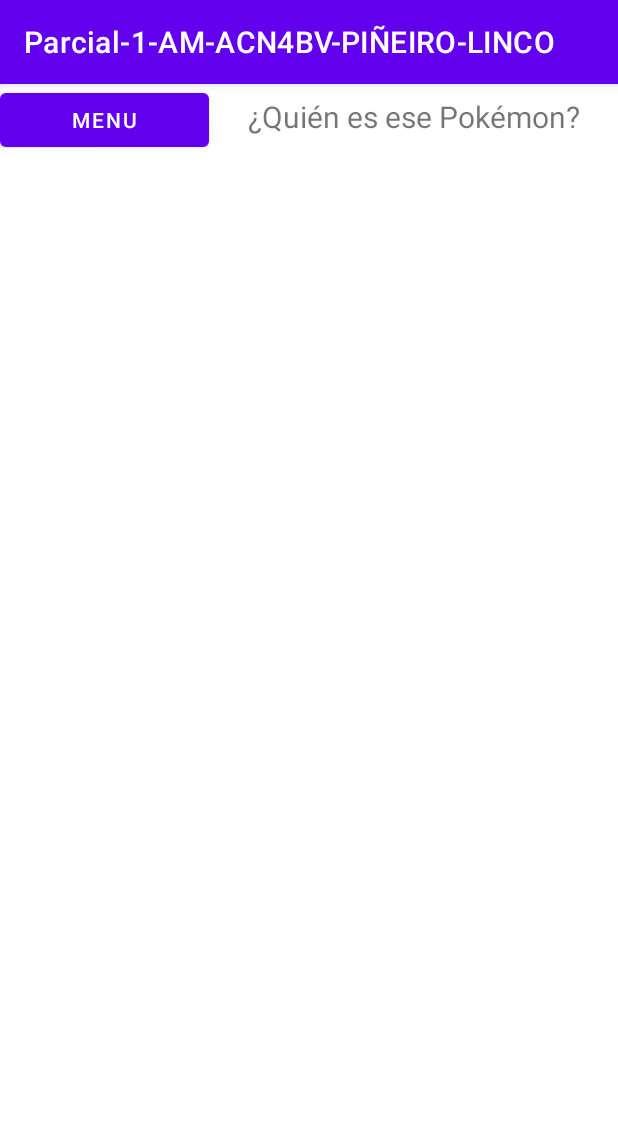
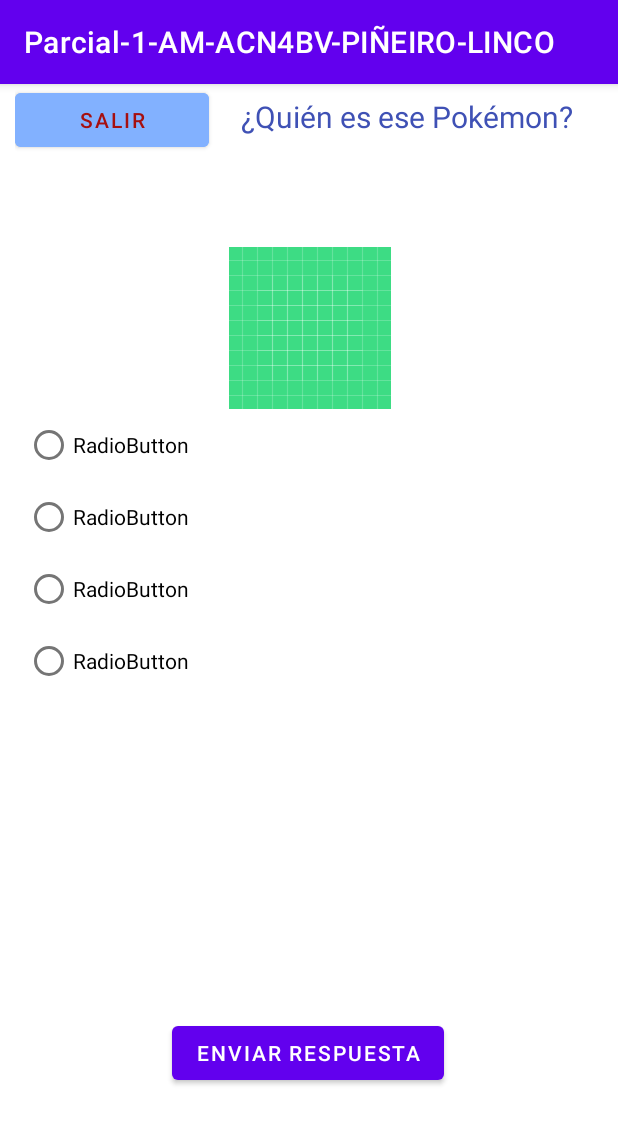
Before and after one commit to Felty99/Parcial-1-AM-ACN4BV-PINEIRO-LINCO, an Android app: the screen it shows after launch (MainActivity), on a phone screen of 412 x 824 dp. Shown: the top 1124 px of the screen. Run offline under Robolectric (Android 15) with nearby library versions, the phone set to English and light mode, and no system bars.

Commit message:
feat: Diseño aproximado de la app

```diff
--- a/app/src/main/res/layout/activity_main.xml
+++ b/app/src/main/res/layout/activity_main.xml
@@ -5,6 +5,7 @@
     android:id="@+id/ConstraintLayout"
     android:layout_width="match_parent"
     android:layout_height="match_parent"
+    android:backgroundTint="#3779DD"
     tools:context=".MainActivity">
 
 
@@ -12,8 +13,11 @@
         android:id="@+id/Header"
         android:layout_width="0dp"
         android:layout_height="50dp"
+        android:layout_marginStart="10dp"
+        android:layout_marginEnd="10dp"
         android:orientation="horizontal"
         app:layout_constraintEnd_toEndOf="parent"
+        app:layout_constraintHorizontal_bias="0.0"
         app:layout_constraintStart_toStartOf="parent"
         app:layout_constraintTop_toTopOf="parent">
 
@@ -22,7 +26,9 @@
             android:layout_width="wrap_content"
             android:layout_height="wrap_content"
             android:layout_weight="1"
-            android:text="@string/btMenu" />
+            android:backgroundTint="#82B1FF"
+            android:text="@string/btSalir"
+            android:textColor="@color/pokemon_red" />
 
         <TextView
             android:id="@+id/textView2"
@@ -31,6 +37,87 @@
             android:layout_weight="1"
             android:text="@string/nombre_app"
             android:textAlignment="center"
+            android:textColor="@color/pokemon_blue"
             android:textSize="20dp" />
     </LinearLayout>
+
+    <LinearLayout
+        android:id="@+id/linearLayout7"
+        android:layout_width="380dp"
+        android:layout_height="459dp"
+        android:layout_marginStart="10dp"
+        android:layout_marginTop="-10dp"
+        android:layout_marginEnd="10dp"
+        android:layout_marginBottom="200dp"
+        android:orientation="vertical"
+        app:layout_constraintBottom_toBottomOf="parent"
+        app:layout_constraintEnd_toEndOf="parent"
+        app:layout_constraintHorizontal_bias="0.545"
+        app:layout_constraintStart_toStartOf="parent"
+        app:layout_constraintTop_toBottomOf="@+id/Header"
+        app:layout_constraintVertical_bias="1.0">
+
+        <ImageView
+            android:id="@+id/imgPregunta"
+            android:layout_width="match_parent"
+            android:layout_height="wrap_content"
+            android:layout_marginStart="38dp"
+            android:layout_marginEnd="38dp"
+            app:layout_constraintBottom_toBottomOf="parent"
+            app:layout_constraintEnd_toEndOf="parent"
+            app:layout_constraintHorizontal_bias="0.2"
+            app:layout_constraintStart_toStartOf="parent"
+            app:layout_constraintTop_toTopOf="parent"
+            app:layout_constraintVertical_bias="0.081"
+            app:srcCompat="@drawable/ic_launcher_background" />
+
+        <RadioGroup
+            android:id="@+id/rgRespuestas"
+            android:layout_width="match_parent"
+            android:layout_height="match_parent"
+            app:layout_constraintBottom_toBottomOf="parent"
+            app:layout_constraintEnd_toEndOf="parent"
+            app:layout_constraintStart_toStartOf="parent"
+            app:layout_constraintTop_toBottomOf="@+id/imgPregunta"
+            app:layout_constraintVertical_bias="0.135">
+
+            <RadioButton
+                android:id="@+id/rb1"
+                android:layout_width="match_parent"
+                android:layout_height="wrap_content"
+                android:text="RadioButton" />
+
+            <RadioButton
+                android:id="@+id/rb2"
+                android:layout_width="match_parent"
+                android:layout_height="wrap_content"
+                android:text="RadioButton" />
+
+            <RadioButton
+                android:id="@+id/rb3"
+                android:layout_width="match_parent"
+                android:layout_height="wrap_content"
+                android:text="RadioButton" />
+
+            <RadioButton
+                android:id="@+id/rb4"
+                android:layout_width="match_parent"
+                android:layout_height="wrap_content"
+                android:text="RadioButton" />
+        </RadioGroup>
+
+    </LinearLayout>
+
+    <Button
+        android:id="@+id/button3"
+        android:layout_width="wrap_content"
+        android:layout_height="wrap_content"
+        android:text="@string/btEnviar"
+        app:layout_constraintBottom_toBottomOf="parent"
+        app:layout_constraintEnd_toEndOf="parent"
+        app:layout_constraintHorizontal_bias="0.498"
+        app:layout_constraintStart_toStartOf="parent"
+        app:layout_constraintTop_toBottomOf="@+id/linearLayout7"
+        app:layout_constraintVertical_bias="0.355" />
+
 </androidx.constraintlayout.widget.ConstraintLayout>
--- a/app/src/main/res/values/strings.xml
+++ b/app/src/main/res/values/strings.xml
@@ -2,6 +2,6 @@
     <string name="app_name">Parcial-1-AM-ACN4BV-PIÑEIRO-LINCO</string>
     <string name="nombre_app">¿Quién es ese Pokémon?</string>
     <string name="btEnviar">Enviar respuesta</string>
-    <string name="btMenu">Menu</string>
-    <string name="btEnviar">Enviar respuesta</string>
+    <string name="btSalir">Salir</string>
+
 </resources>
```
